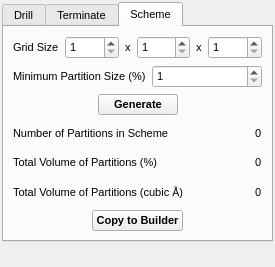
trisyoungs/aten, file src/gui/pores.ui: the form before one commit.
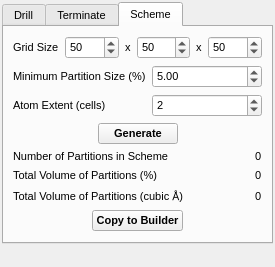
The form after the commit. The open tabs and pages were chosen to show the change.

The edit to the form file:
```diff
--- a/src/gui/pores.ui
+++ b/src/gui/pores.ui
@@ -397,6 +397,9 @@
             <property name="maximum">
              <number>1000</number>
             </property>
+            <property name="value">
+             <number>50</number>
+            </property>
            </widget>
           </item>
           <item>
@@ -426,6 +429,9 @@
             <property name="maximum">
              <number>1000</number>
             </property>
+            <property name="value">
+             <number>50</number>
+            </property>
            </widget>
           </item>
           <item>
@@ -455,13 +461,16 @@
             <property name="maximum">
              <number>1000</number>
             </property>
+            <property name="value">
+             <number>50</number>
+            </property>
            </widget>
           </item>
          </layout>
         </item>
         <item>
-         <layout class="QHBoxLayout" name="horizontalLayout_4">
-          <item>
+         <layout class="QGridLayout" name="gridLayout_3">
+          <item row="0" column="0">
            <widget class="QLabel" name="label_8">
             <property name="sizePolicy">
              <sizepolicy hsizetype="Minimum" vsizetype="Preferred">
@@ -474,8 +483,15 @@
             </property>
            </widget>
           </item>
-          <item>
-           <widget class="QSpinBox" name="MinimumPartitionSizeSpin">
+          <item row="0" column="1">
+           <widget class="QDoubleSpinBox" name="MinimumPartitionSizeSpin">
+            <property name="value">
+             <double>5.000000000000000</double>
+            </property>
+           </widget>
+          </item>
+          <item row="1" column="1">
+           <widget class="QSpinBox" name="AtomExtentSpin">
             <property name="sizePolicy">
              <sizepolicy hsizetype="Expanding" vsizetype="Fixed">
               <horstretch>0</horstretch>
@@ -483,7 +499,20 @@
              </sizepolicy>
             </property>
             <property name="minimum">
+             <number>0</number>
+            </property>
+            <property name="singleStep">
              <number>1</number>
+            </property>
+            <property name="value">
+             <number>2</number>
+            </property>
+           </widget>
+          </item>
+          <item row="1" column="0">
+           <widget class="QLabel" name="label_14">
+            <property name="text">
+             <string>Atom Extent (cells)</string>
             </property>
            </widget>
           </item>
@@ -627,6 +656,19 @@
           </item>
          </layout>
         </item>
+        <item>
+         <spacer name="verticalSpacer_3">
+          <property name="orientation">
+           <enum>Qt::Vertical</enum>
+          </property>
+          <property name="sizeHint" stdset="0">
+           <size>
+            <width>20</width>
+            <height>0</height>
+           </size>
+          </property>
+         </spacer>
+        </item>
        </layout>
       </widget>
      </widget>
```
Left out of the diff: 48 changed lines with no effect on the pictures.
